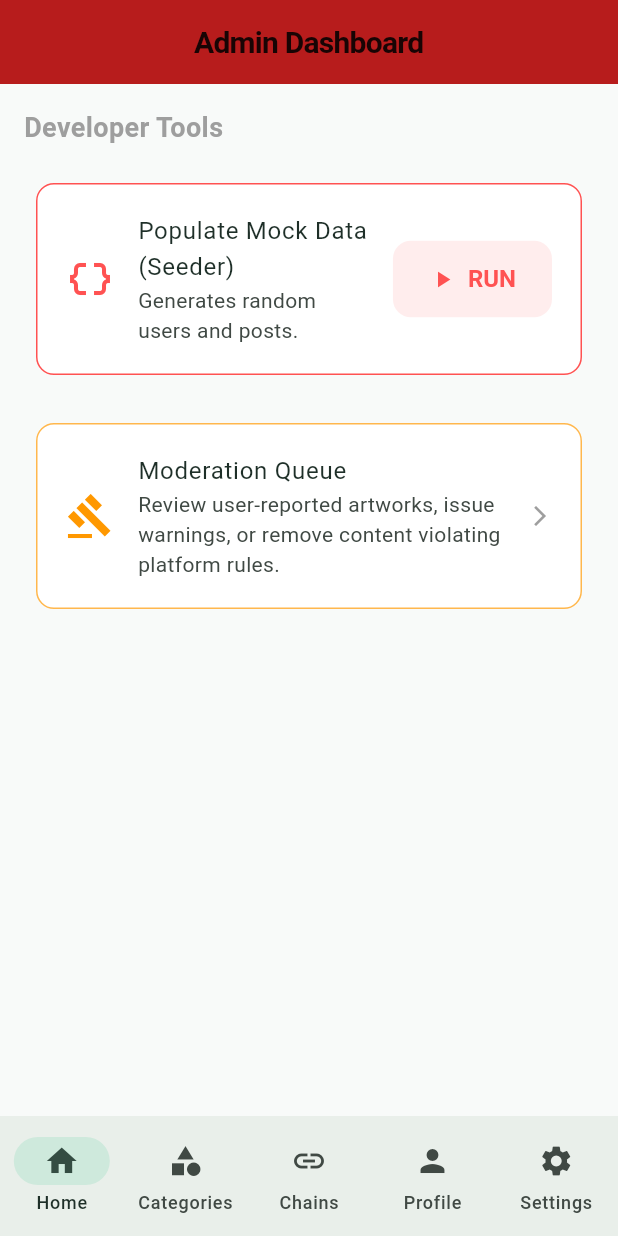
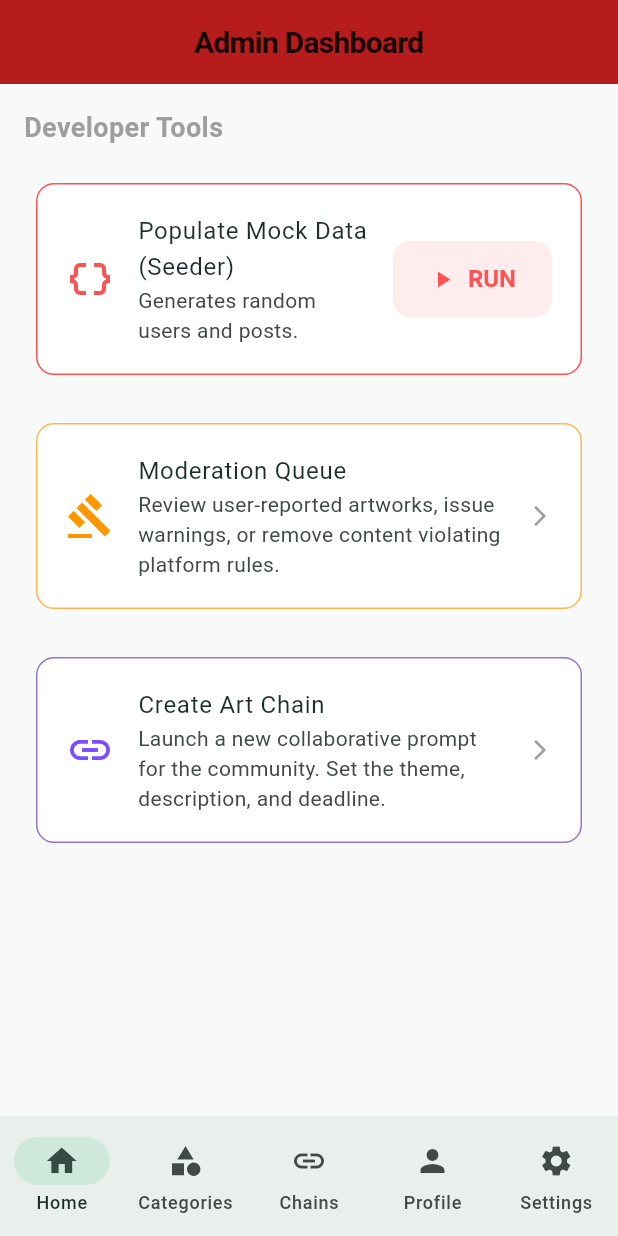
Before and after one commit to 64bitMagician/virtual-obelisk, a Flutter app: the AdminDashboardScreen screen opened by its route, on a phone screen of 412 x 824 dp. Run offline on Flutter 3.47's test engine with Material 3 defaults, Android fonts, the phone set to English and light mode, and no system bars; our stand-ins replace cloud_firestore, cross_file, faker, file_picker, firebase_auth, firebase_core and 5 more; accounts and stored records are empty.

Commit message:
Added chain data model. Made the database repository methods for chain creation and data transfer and such. Created UI in Admin Dashboard from where he can create the chains. I have yet to create the UI for the chains themselves, and a way to represent the feed of the chains.

```diff
--- a/lib/config/routes.dart
+++ b/lib/config/routes.dart
@@ -7,6 +7,7 @@ import 'package:firebase_auth/firebase_auth.dart';
 import 'package:flutter/material.dart';
 import 'package:go_router/go_router.dart';
 import '../data/models/art_post.dart';
+import '../ui/screens/create_chain_screen.dart';
 import '../ui/screens/edit_art_post_screen.dart';
 import '../ui/screens/home_screen.dart';
 import '../ui/screens/chains_screen.dart';
@@ -159,10 +160,16 @@ final GoRouter router = GoRouter(
           path: '/admin',
           builder: (context, state) => const AdminDashboardScreen(),
             routes: [
+              // Reported Artposts Feed Media Reader
               GoRoute(
                   path: 'media_reader',
                   builder: (context, state) => MediaReader(mediaReaderConfiguration: MediaReaderConfiguration.REPORTED_ARTPOSTS_FEED, exitButton: true,),
-              )
+              ),
+              // Create Chain Screen
+              GoRoute(
+                path: 'create_chain',
+                builder: (context, state) => const CreateChainScreen(),
+              ),
             ]
         ),
       ],
--- /dev/null
+++ b/lib/data/models/art_chain.dart
@@ -0,0 +1,66 @@
+import 'package:cloud_firestore/cloud_firestore.dart';
+
+class ArtChain {
+  final String id;
+  final String title;
+  final String description;
+  final DateTime createdAt;
+  final DateTime expiresAt;
+  final bool isClosed;
+  final List<String> categoryNodes;
+
+  ArtChain({
+    required this.id,
+    required this.title,
+    required this.description,
+    required this.createdAt,
+    required this.expiresAt,
+    required this.isClosed,
+    required this.categoryNodes,
+  });
+
+  factory ArtChain.fromFirestore(DocumentSnapshot doc) {
+    Map<String, dynamic> data = doc.data() as Map<String, dynamic>;
+
+    // Safely parse the Timestamps to Dart DateTimes
+    DateTime createdDate = DateTime.now();
+    if (data['createdAt'] != null && data['createdAt'] is Timestamp) {
+      createdDate = (data['createdAt'] as Timestamp).toDate();
+    }
+
+    // Default to a 7 day expiration if somehow missing
+    DateTime expirationDate = DateTime.now().add(const Duration(days: 7));
+    if (data['expiresAt'] != null && data['expiresAt'] is Timestamp) {
+      expirationDate = (data['expiresAt'] as Timestamp).toDate();
+    }
+
+    // A chain is considered closed if the Admin manually closed it (isClosed == true)
+    // OR if the current date and time is past the expiration date.
+    bool adminClosed = data['isClosed'] ?? false;
+    bool timeExpired = DateTime.now().isAfter(expirationDate);
+
+    return ArtChain(
+      id: doc.id,
+      title: data['title'] ?? 'Untitled Chain',
+      description: data['description'] ?? '',
+      createdAt: createdDate,
+      expiresAt: expirationDate,
+      isClosed: adminClosed || timeExpired, // Automatically seals the chain when time runs out
+        categoryNodes: List<String>.from(data['categoryNodes'] ?? []),
+    );
+  }
+
+  // A helper method to convert it back to a Map
+  // for when Admin creates a new chain and uploads it to Firestore
+  Map<String, dynamic> toFirestore() {
+    return {
+      'title': title,
+      'description': description,
+      'createdAt': FieldValue.serverTimestamp(),
+      // Calculate the Timestamp for X days in the future
+      'expiresAt': Timestamp.fromDate(expiresAt),
+      'isClosed': isClosed,
+      'categoryNodes': categoryNodes,
+    };
+  }
+}
--- a/lib/data/models/art_post.dart
+++ b/lib/data/models/art_post.dart
@@ -13,6 +13,7 @@ class ArtPost {
   final String authorName;
   final String authorUsername;
   final String category;
+  final String? chainId;
   final DateTime createdAt;
   final String description;
   final String id;
@@ -31,6 +32,7 @@ class ArtPost {
     required this.authorName,
     required this.authorUsername,
     required this.category,
+    required this.chainId,
     required this.createdAt,
     required this.description,
     required this.id,
@@ -81,6 +83,7 @@ class ArtPost {
       authorName: data['authorName'] ?? 'Unknown Artist', // "Unknown Artist" author name if none provided
       authorUsername: data['authorUsername'],
       category: data['category'],
+      chainId: data['chainId'],
       createdAt: postDate,
       description: data['description'] ?? '', // Empty description if non provided
       id: doc.id,
--- a/lib/ui/screens/admin_dashboard_screen.dart
+++ b/lib/ui/screens/admin_dashboard_screen.dart
@@ -170,6 +170,33 @@ class _AdminDashboardScreenState extends State<AdminDashboardScreen> {
               onTap: () => context.push('/admin/media_reader'),
             ),
           ),
+
+          const SizedBox(height: 16),
+
+          // CHAIN CREATOR DASHBOARD
+          Card(
+            shape: RoundedRectangleBorder(
+              side: BorderSide(color: Colors.deepPurple.shade300, width: 1),
+              borderRadius: BorderRadius.circular(12),
+            ),
+            child: ListTile(
+              contentPadding: const EdgeInsets.symmetric(
+                horizontal: 20,
+                vertical: 12,
+              ),
+              leading: const Icon(Icons.link, color: Colors.deepPurpleAccent, size: 32),
+              title: const Text("Create Art Chain"),
+              subtitle: const Text(
+                "Launch a new collaborative prompt for the community. Set the theme, description, and deadline.",
+              ),
+              trailing: const Icon(
+                Icons.arrow_forward_ios,
+                size: 16,
+                color: Colors.grey,
+              ),
+              onTap: () => context.push('/admin/create_chain'),
+            ),
+          ),
         ],
       ),
     );
--- a/lib/ui/widgets/upload_dialog.dart
+++ b/lib/ui/widgets/upload_dialog.dart
@@ -10,7 +10,9 @@ import '../../data/repositories/storage_repository.dart';
 import '../../data/repositories/database_repository.dart';
 
 class UploadDialog extends StatefulWidget {
-  const UploadDialog({super.key});
+  final String? chainId;
+
+  const UploadDialog({super.key, this.chainId});
 
   @override
   State<UploadDialog> createState() => _UploadDialogState();
@@ -198,6 +200,7 @@ class _UploadDialogState extends State<UploadDialog> {
         category: _selectedCategory!,
         mediaUrl: mainFileDownloadUrl,
         additionalMediaUrl: additionalMediaDownloadUrl,
+        chainId: widget.chainId,
       );
       print("Main File Data saved to Firestore");
 
```
Also changed, not shown: lib/data/repositories/database_repository.dart (+60 -0 lines), lib/ui/screens/create_chain_screen.dart (added, +226 -0 lines).
